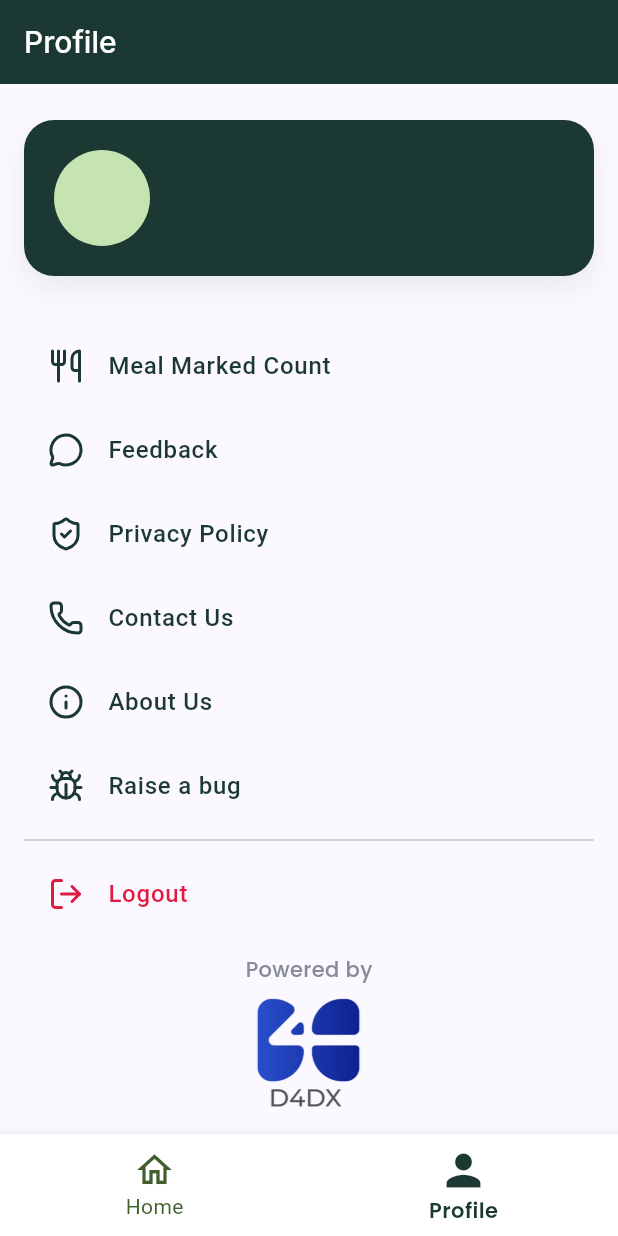
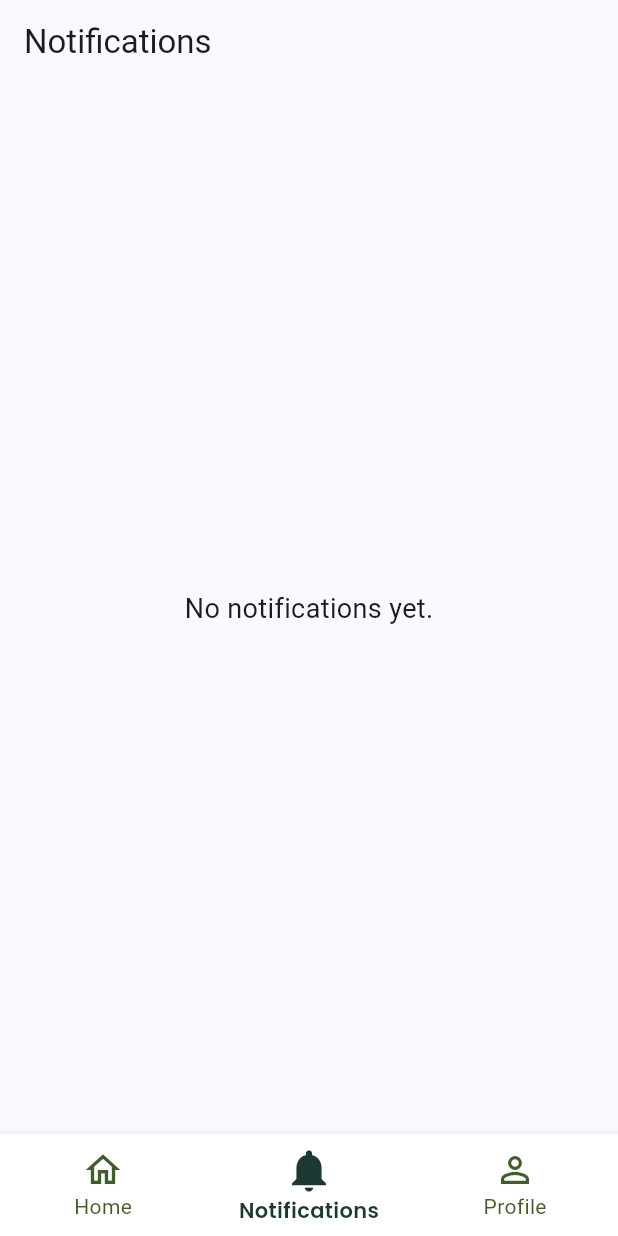
Before and after one commit to Jalaludheen25/Hira_plus, a Flutter app: the BottomNavigationBarScreen screen opened by its route, item 2 of the bottom bar chosen, on a phone screen of 412 x 824 dp. Run offline on Flutter 3.47's test engine with Material 3 defaults, Android fonts, the phone set to English and light mode, and no system bars; our stand-ins replace font_awesome_flutter, google_fonts, logger, lucide_icons, open_file, pinput and 3 more; missing offline and left inert: onesignal_flutter, shake_flutter; accounts and stored records are empty; network calls fail; Roboto replaces fonts that are missing (Inter).

Commit message:
✨ Add notifications feature: Introduce UserNotificationsScreen and update routing to include notifications in the bottom navigation bar. Enhance user experience by providing quick access to notifications.

```diff
--- a/lib/routes/app_pages.dart
+++ b/lib/routes/app_pages.dart
@@ -13,6 +13,7 @@ import 'package:hira_plus/screens/forced_update_screen/view/force_update_screen.
 import 'package:flutter/material.dart';
 import 'package:hira_plus/screens/user_screens/user_home_screen/view/user_home_screen.dart';
 import 'package:hira_plus/screens/manager_screen/view/messages_screen.dart';
+import 'package:hira_plus/screens/user_screens/notifications/user_notifications_screen.dart';
 
 Map<String, WidgetBuilder> getRoutes() {
   return {
@@ -29,5 +30,6 @@ Map<String, WidgetBuilder> getRoutes() {
     Routes.usersList: (context) => UsersListScreen(),
     Routes.forceUpdate: (context) => const ForceUpdatePage(),
     Routes.messages: (context) => const ManagerMessagesScreen(),
+    Routes.notifications: (context) => const UserNotificationsScreen(),
   };
 }
--- a/lib/routes/app_routes.dart
+++ b/lib/routes/app_routes.dart
@@ -15,4 +15,5 @@ class Routes {
   static const String usersList = '/manager/users_list';
   static const forceUpdate = '/force_update';
   static const String messages = '/manager/messages';
+  static const String notifications = '/user/notifications';
 }
--- a/lib/screens/bottom_nav/view/bottom_navigation_bar.dart
+++ b/lib/screens/bottom_nav/view/bottom_navigation_bar.dart
@@ -15,6 +15,7 @@ class BottomNavigationBarScreen extends StatelessWidget {
     final int selectedIndex = bottomNavProvider.selectedIndex;
     final List<String> pageRoutes = [
       Routes.home,
+      Routes.notifications,
       Routes.profile,
     ];
     final routes = getRoutes();
@@ -50,6 +51,11 @@ class BottomNavigationBarScreen extends StatelessWidget {
             label: 'Home',
           ),
           BottomNavigationBarItem(
+            icon: Icon(Icons.notifications_none, size: 28),
+            activeIcon: Icon(Icons.notifications, size: 34),
+            label: 'Notifications',
+          ),
+          BottomNavigationBarItem(
             icon: Icon(Icons.person_outline, size: 28),
             activeIcon: Icon(Icons.person, size: 34),
             label: 'Profile',
--- /dev/null
+++ b/lib/screens/user_screens/notifications/user_notifications_screen.dart
@@ -0,0 +1,20 @@
+import 'package:flutter/material.dart';
+
+class UserNotificationsScreen extends StatelessWidget {
+  const UserNotificationsScreen({Key? key}) : super(key: key);
+
+  @override
+  Widget build(BuildContext context) {
+    return Scaffold(
+      appBar: AppBar(
+        title: const Text('Notifications'),
+      ),
+      body: const Center(
+        child: Text(
+          'No notifications yet.',
+          style: TextStyle(fontSize: 18),
+        ),
+      ),
+    );
+  }
+}
```
Also changed, not shown: lib/screens/manager_screen/view/messages_screen.dart (line endings or trailing spaces).
